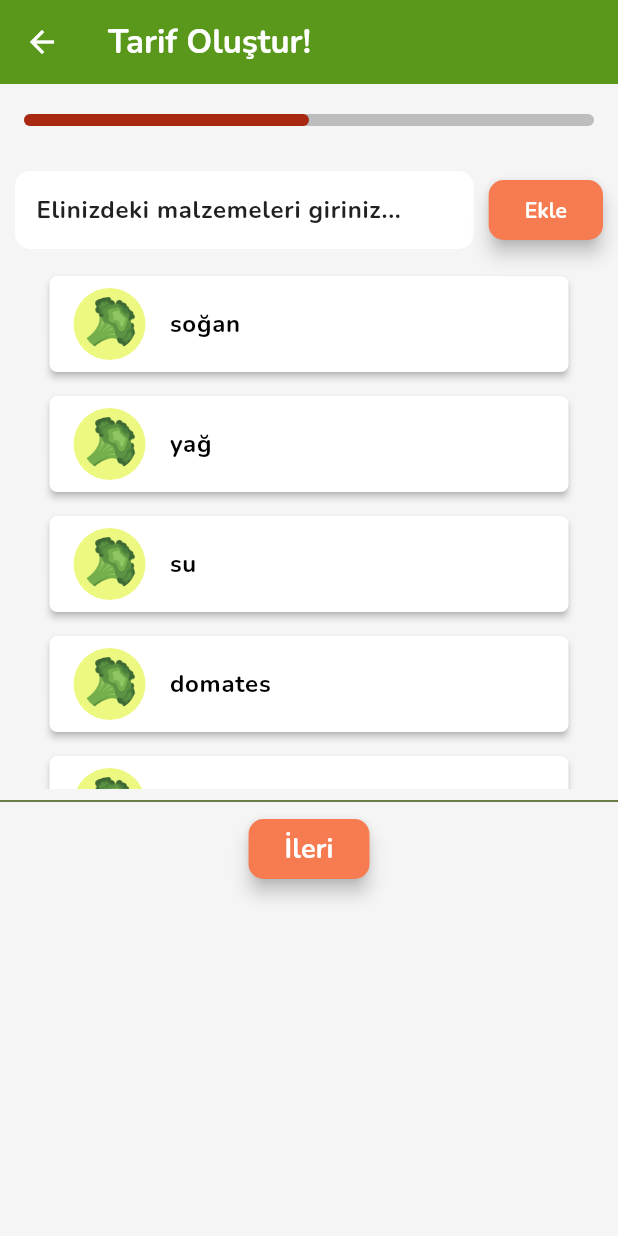
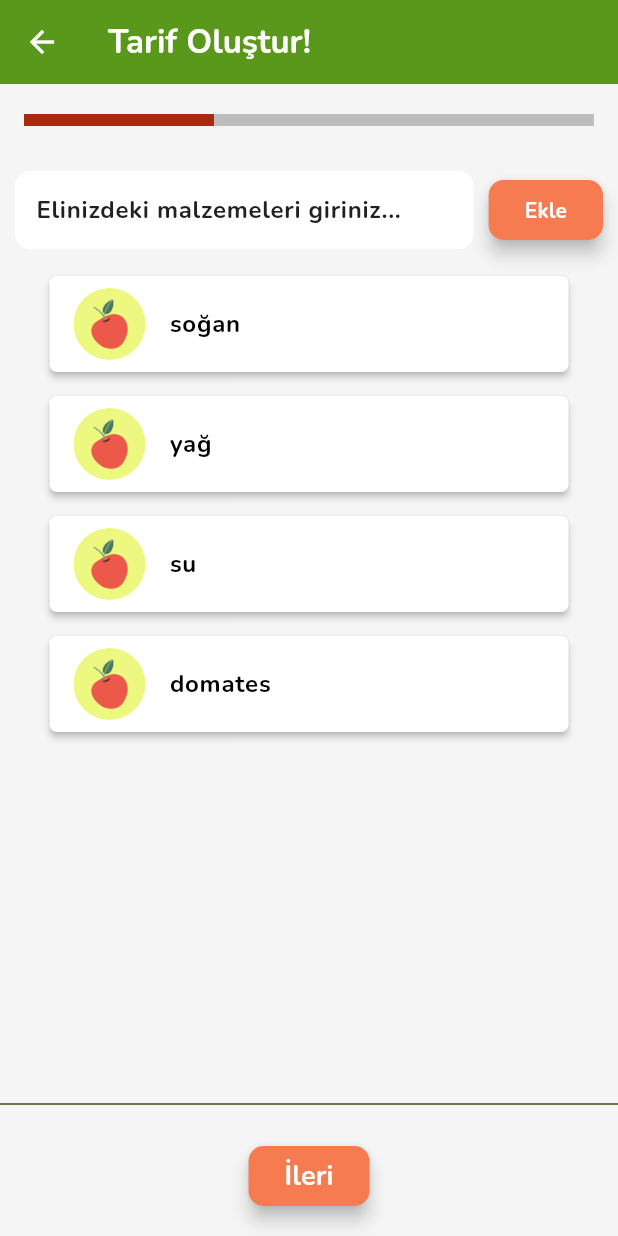
Before and after one commit to berkemremert/yesilsepet, a Flutter app: the IngredientsPage screen opened directly, after a tap on "Ekle", on a phone screen of 412 x 824 dp. Run offline on Flutter 3.47's test engine with Material 3 defaults, Android fonts, the phone set to English and light mode, and no system bars; our stand-ins replace font_awesome_flutter; accounts and stored records are empty.

Commit message:
Steps added to ingredients part

```diff
--- a/lib/Views/createRecipePage/ingredientsPage.dart
+++ b/lib/Views/createRecipePage/ingredientsPage.dart
@@ -6,8 +6,36 @@ import 'package:yesilsepet/Views/createRecipePage/widgets/progressBar.dart';
 import 'package:yesilsepet/Views/theme/appColors.dart';
 import '../../ViewModels/createRecipe/CreateRecipeViewModel.dart';
 
-class IngredientsPage extends StatelessWidget {
+class IngredientsPage extends StatefulWidget {
   const IngredientsPage({super.key});
+
+  @override
+  _IngredientsPageState createState() => _IngredientsPageState();
+}
+
+class _IngredientsPageState extends State<IngredientsPage> {
+  final PageController _pageController = PageController();
+  int _currentStep = 0;
+
+  void _nextStep() {
+    if (_currentStep < 2) {
+      setState(() {
+        _currentStep++;
+      });
+      _pageController.nextPage(
+          duration: Duration(milliseconds: 300), curve: Curves.easeInOut);
+    }
+  }
+
+  void _previousStep() {
+    if (_currentStep > 0) {
+      setState(() {
+        _currentStep--;
+      });
+      _pageController.previousPage(
+          duration: Duration(milliseconds: 300), curve: Curves.easeInOut);
+    }
+  }
 
   @override
   Widget build(BuildContext context) {
@@ -24,37 +52,77 @@ class IngredientsPage extends StatelessWidget {
           ),
         ),
         backgroundColor: AppColors.offWhite,
-        body: SingleChildScrollView(
-          child: Column(
+        body: Column(
           children: [
-              ProgressBarSection(),
+            ProgressBarSection(currentStep: _currentStep),
+            Expanded(
+              child: PageView(
+                controller: _pageController,
+                physics: NeverScrollableScrollPhysics(),
+                children: [
+                  // Step 1: Ingredients
+                  Column(
+                    children: [
                       SizedBox(height: 10),
                       NewIngredientSearchBar(),
                       SizedBox(height: 10),
                       IngredientList(),
+                    ],
+                  ),
+                  // Step 2: Instructions
+                  Center(child: Text("Add Recipe Instructions")),
+                  // Step 3: Final Review
+                  Center(child: Text("Review and Finish")),
+                ],
+              ),
+            ),
             Divider(color: AppColors.oliveGreen),
+            Padding(
+              padding: const EdgeInsets.symmetric(vertical: 16.0),
+              child: Row(
+                mainAxisAlignment: MainAxisAlignment.spaceEvenly,
+                children: [
+                  if (_currentStep > 0)
+                    ElevatedButton(
+                      style: ElevatedButton.styleFrom(
+                        backgroundColor: AppColors.verylightGray, // Red color on steps 2 and 3
+                        elevation: 5,
+                        shape: RoundedRectangleBorder(
+                          borderRadius: BorderRadius.circular(10),
+                        ),
+                      ),
+                      onPressed: _previousStep,
+                      child: Text(
+                        "Geri",
+                        style: TextStyle(
+                          color: AppColors.black,
+                          fontWeight: FontWeight.bold,
+                          fontSize: 18,
+                        ),
+                      ),
+                    ),
                   ElevatedButton(
                     style: ElevatedButton.styleFrom(
                       backgroundColor: AppColors.coralOrange,
                       elevation: 5,
                       shape: RoundedRectangleBorder(
-                      borderRadius: BorderRadius.circular(10)
-                    )
+                        borderRadius: BorderRadius.circular(10),
                       ),
-                  onPressed: (){
-                    // TODO: IMPLEMENT
-                  },
+                    ),
+                    onPressed: _nextStep,
                     child: Text(
-                      "İleri",
+                      _currentStep == 2 ? "Oluştur" : "İleri", // Change text on last step
                       style: TextStyle(
                         color: AppColors.pureWhite,
                         fontWeight: FontWeight.bold,
-                      fontSize: 18
+                        fontSize: 18,
                       ),
-                  )
-              )
+                    ),
+                  ),
                 ],
               ),
+            ),
+          ],
         ),
       ),
     );
--- a/lib/Views/createRecipePage/widgets/ingredient_list.dart
+++ b/lib/Views/createRecipePage/widgets/ingredient_list.dart
@@ -11,7 +11,7 @@ class IngredientList extends StatelessWidget {
     final viewModel = Provider.of<CreateRecipeViewModel>(context);
 
     return Container(
-      height: 350,
+      height: 450,
       width: 370,
       child: ListView.builder(
         itemCount: viewModel.malzemeler.length,
@@ -41,7 +41,7 @@ class IngredientList extends StatelessWidget {
               child: Card(
                 elevation: 2,
                 shape: RoundedRectangleBorder(
-                  borderRadius: BorderRadius.circular(5), // Less curvature
+                  borderRadius: BorderRadius.circular(5),
                 ),
                 child: ListTile(
                   leading: CircleAvatar(
@@ -49,8 +49,8 @@ class IngredientList extends StatelessWidget {
                     radius: 24, // Adjust radius for circle size
                     child: ClipOval(
                       child: Image.asset(
-                        // 'assets/images/apple.webp',
-                        'assets/images/broccoli.png',
+                        'assets/images/apple.webp',
+                        // 'assets/images/broccoli.png',
                         width: 36,
                         height: 36,
                         fit: BoxFit.cover,
--- a/lib/Views/createRecipePage/widgets/new_ingredients_search_bar.dart
+++ b/lib/Views/createRecipePage/widgets/new_ingredients_search_bar.dart
@@ -11,6 +11,14 @@ class NewIngredientSearchBar extends StatelessWidget {
     final viewModel = Provider.of<CreateRecipeViewModel>(context, listen: false);
     final TextEditingController _textFieldController = TextEditingController();
 
+    void addIngredient() {
+      final text = _textFieldController.text;
+      if (text.isNotEmpty) {
+        _textFieldController.clear();
+        viewModel.addMalzeme(text);
+      }
+    }
+
     return Padding(
       padding: const EdgeInsets.symmetric(horizontal: 10),
       child: Row(
@@ -23,6 +31,7 @@ class NewIngredientSearchBar extends StatelessWidget {
               ),
               child: TextField(
                 controller: _textFieldController,
+                onSubmitted: (_) => addIngredient(),
                 decoration: InputDecoration(
                   hintText: 'Elinizdeki malzemeleri giriniz...',
                   border: OutlineInputBorder(
@@ -36,11 +45,7 @@ class NewIngredientSearchBar extends StatelessWidget {
           ),
           const SizedBox(width: 10),
           ElevatedButton(
-            onPressed: () {
-              final text = _textFieldController.text;
-              _textFieldController.clear();
-              viewModel.addMalzeme(text);
-            },
+            onPressed: addIngredient,
             style: ElevatedButton.styleFrom(
               backgroundColor: AppColors.coralOrange,
               elevation: 5,
--- a/lib/Views/createRecipePage/widgets/progressBar.dart
+++ b/lib/Views/createRecipePage/widgets/progressBar.dart
@@ -1,19 +1,16 @@
 import 'package:flutter/material.dart';
-import 'package:provider/provider.dart';
-
-import '../../../ViewModels/createRecipe/CreateRecipeViewModel.dart';
 import '../../theme/appColors.dart';
 
 class ProgressBarSection extends StatelessWidget {
-  const ProgressBarSection({super.key});
+  final int currentStep;
+
+  const ProgressBarSection({super.key, required this.currentStep});
 
   @override
   Widget build(BuildContext context) {
-    double progress = 0.5; // Static for now; modify to be dynamic if needed.
+    double progress = (currentStep + 1) / 3; // Calculate progress dynamically
 
-    return Column(
-      children: [
-        Padding(
+    return Padding(
       padding: const EdgeInsets.symmetric(horizontal: 16.0, vertical: 20.0),
       child: TweenAnimationBuilder<double>(
         tween: Tween<double>(begin: progress, end: progress),
@@ -22,32 +19,11 @@ class ProgressBarSection extends StatelessWidget {
           return LinearProgressIndicator(
             value: value,
             minHeight: 8,
-                borderRadius: BorderRadius.circular(10),
             backgroundColor: AppColors.lightGray,
             color: AppColors.scarletOrange,
           );
         },
       ),
-        ),
-        // Row(
-        //   mainAxisAlignment: MainAxisAlignment.center,
-        //   children: [
-        //     IconButton(
-        //       icon: Icon(Icons.remove_circle_outline, color: AppColors.green),
-        //       onPressed: () {},
-        //     ),
-        //     const SizedBox(width: 20),
-        //     IconButton(
-        //       icon: Icon(Icons.add_circle_outline, color: AppColors.green),
-        //       onPressed: () {
-        //         // Retrieve the view model and print the current malzemeler list
-        //         final viewModel = Provider.of<CreateRecipeViewModel>(context, listen: false);
-        //         print(viewModel.malzemeler);
-        //       },
-        //     ),
-        //   ],
-        // ),
-      ],
     );
   }
 }
```
Lines whose indentation alone changed are shown as unchanged.
